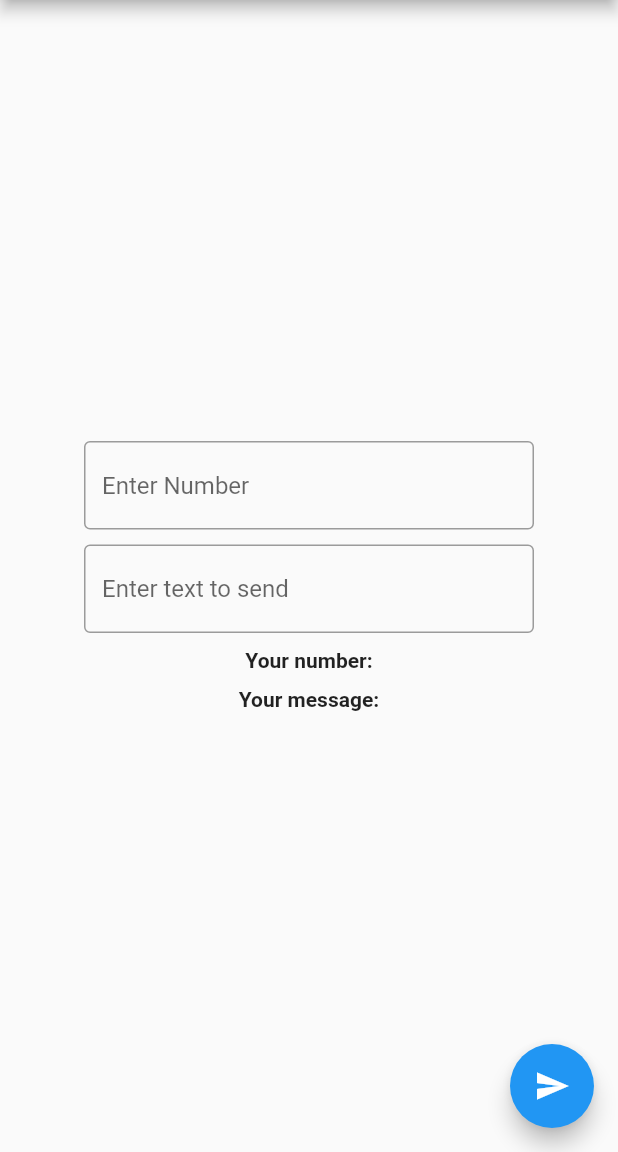
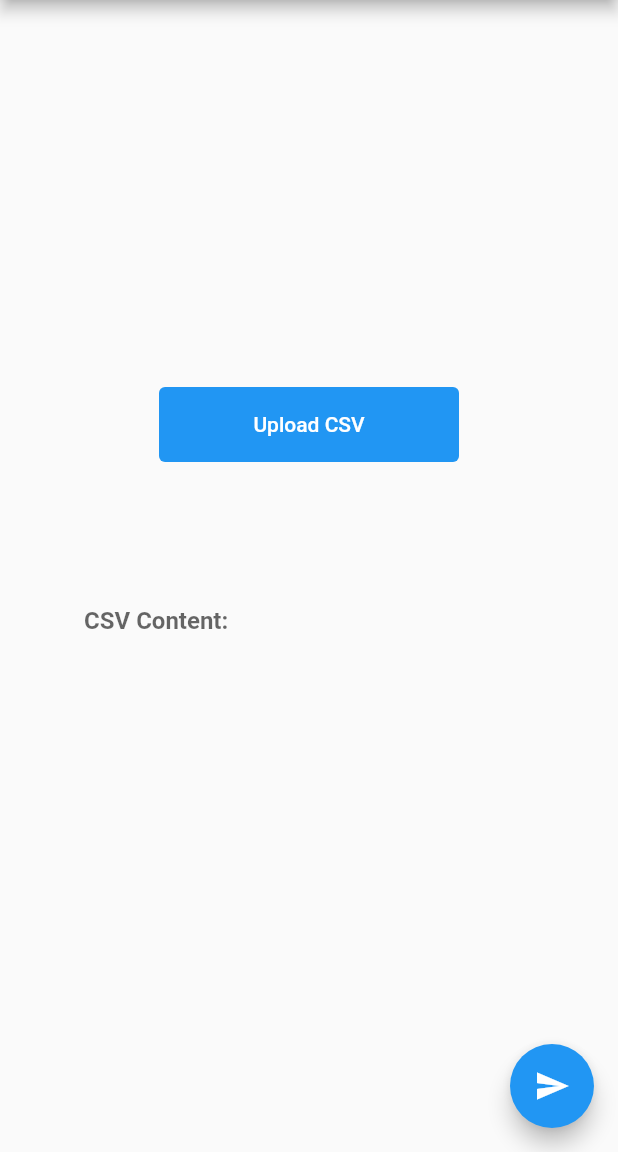
Before and after one commit to dcschreiber/wedding_texts, a Flutter app: the screen it shows after launch, after a tap on the "send" icon, on a phone screen of 412 x 824 dp, the part 84-1236 px from its top. Run offline on Flutter 3.47's test engine with Material 2 defaults, Android fonts, the phone set to English and light mode, and no system bars; our stand-ins replace csv, file_picker; missing offline and left inert: flutter_sms.

Commit message:
Basic functionality now working

```diff
--- a/lib/main.dart
+++ b/lib/main.dart
@@ -1,6 +1,5 @@
 import 'package:flutter/material.dart';
-import 'package:flutter_sms/flutter_sms.dart';
-import 'sms.dart' as sms;
+import 'CSVHandler.dart' as csv;
 
 void main() {
   runApp(const MyApp());
@@ -25,28 +24,53 @@ class MyApp extends StatelessWidget {
 class MyHomePage extends StatefulWidget {
   const MyHomePage({super.key, required this.title});
   final String title;
-
   @override
   State<MyHomePage> createState() => _MyHomePageState();
 }
 
 class _MyHomePageState extends State<MyHomePage> {
-  final TextEditingController textController = TextEditingController();
-  final TextEditingController numberController = TextEditingController();
+  final TextEditingController csvContentController = TextEditingController();
+  // final TextEditingController sentMessageCounter = TextEditingController();
+  List<List<dynamic>> listToText = [];
+  String csvContent = "";
 
   @override
   void dispose() {
-    textController.dispose();
-    numberController.dispose();
+    csvContentController.dispose();
+    // numberController.dispose();
     super.dispose();
   }
 
   void _sendText() {
     setState(() {
-      String message = textController.text;
-      List<String> recipients = [numberController.text];
-      sms.send(message, recipients);
+      // int sentMessageCounter = 0;
+      for (List<dynamic> messageNumber in listToText) {
+        String message = messageNumber[1];
+        String number = messageNumber[0];
+        print("message: $message - number: $number");
+        // sms.send(message, [number]);
+      }
     });
+  }
+
+  void showErrorDialog(BuildContext context, String errorMessage) {
+    showDialog(
+      context: context,
+      builder: (BuildContext context) {
+        return AlertDialog(
+          title: Text('Error'),
+          content: Text(errorMessage),
+          actions: <Widget>[
+            TextButton(
+              child: Text('OK'),
+              onPressed: () {
+                Navigator.of(context).pop();
+              },
+            ),
+          ],
+        );
+      },
+    );
   }
 
   @override
@@ -61,41 +85,56 @@ class _MyHomePageState extends State<MyHomePage> {
         child: Column(
           mainAxisAlignment: MainAxisAlignment.center,
           children: <Widget>[
-            TextField(
-              decoration: InputDecoration(
-                border: OutlineInputBorder(),
-                hintText: 'Enter Number',
+            // TextField(
+            //   decoration: InputDecoration(
+            //     border: OutlineInputBorder(),
+            //     hintText: 'Enter Number',
+            //   ),
+            //   controller: numberController,
+            // ),
+            // SizedBox(height: 10),
+            // TextField(
+            //   decoration: InputDecoration(
+            //     border: OutlineInputBorder(),
+            //     hintText: 'Enter text to send',
+            //   ),
+            //   controller: textController,
+            // ),
+            SizedBox(height: 10),
+            TextButton(
+              onPressed: () {
+                Future<List<List<dynamic>>> future = csv.uploadFile();
+                future.then((data) {listToText = data; csvContentController.text = data.toString();}).catchError((e) {
+                  String errorMessage = 'Failed to fetch data: \n\n$e';
+                  showErrorDialog(context, errorMessage);
+                });
+              },
+              child: Text('Upload CSV'),
+              style: ButtonStyle(
+                backgroundColor: MaterialStateProperty.all<Color>(
+                    Colors.blue), // Set button color
+                foregroundColor: MaterialStateProperty.all<Color>(
+                    Colors.white), // Set text color
+                minimumSize: MaterialStateProperty.all<Size>(
+                    Size(200, 50)), // Set button size
               ),
-              controller: numberController,
             ),
             SizedBox(height: 10),
             TextField(
-              decoration: InputDecoration(
-                border: OutlineInputBorder(),
-                hintText: 'Enter text to send',
-              ),
-              controller: textController,
+              controller: csvContentController,
+              textAlign: TextAlign.center,
+              maxLines: 8,
+              style: const TextStyle(fontWeight: FontWeight.bold),
+              decoration: InputDecoration(labelText: "CSV Content:", border: InputBorder.none),
             ),
             SizedBox(height: 10),
-            Text(
-              'Your number: ${numberController.text}',
-              textAlign: TextAlign.center,
-              overflow: TextOverflow.ellipsis,
-              style: const TextStyle(fontWeight: FontWeight.bold),
-            ),
-            SizedBox(height: 10),
-            Text(
-              'Your message: ${textController.text}',
-              textAlign: TextAlign.center,
-              overflow: TextOverflow.ellipsis,
-              style: const TextStyle(fontWeight: FontWeight.bold),
-            ),
           ],
         ),
       )),
       floatingActionButton: FloatingActionButton(
         onPressed: _sendText,
-        tooltip: 'Send',
+        // onPressed: ()=>print("nothing done"),
+        tooltip: 'Send the SMSs',
         child: const Icon(Icons.send),
       ),
     );
--- a/lib/sms.dart
+++ b/lib/sms.dart
@@ -1,8 +1,8 @@
 import 'package:flutter_sms/flutter_sms.dart';
 
-  void send(String message, List<String> recipents) async {
+  void send(String message, List<String> recipients) async {
     String results =
-        await sendSMS(message: message, recipients: recipents, sendDirect: true)
+        await sendSMS(message: message, recipients: recipients, sendDirect: true)
             .catchError((onError) {
       print("error message: $onError");
     });
--- a/pubspec.yaml
+++ b/pubspec.yaml
@@ -35,7 +35,8 @@ dependencies:
   # Use with the CupertinoIcons class for iOS style icons.
   cupertino_icons: ^1.0.2
   flutter_sms: ^2.3.3
-  file_picker: ^5.2.9
+  file_picker: ^5.2.11
+  csv: ^5.0.1
 
 dev_dependencies:
   flutter_test:
```
Also changed, not shown: lib/CSVHandler.dart (added, +31 -0 lines), pubspec.lock.
